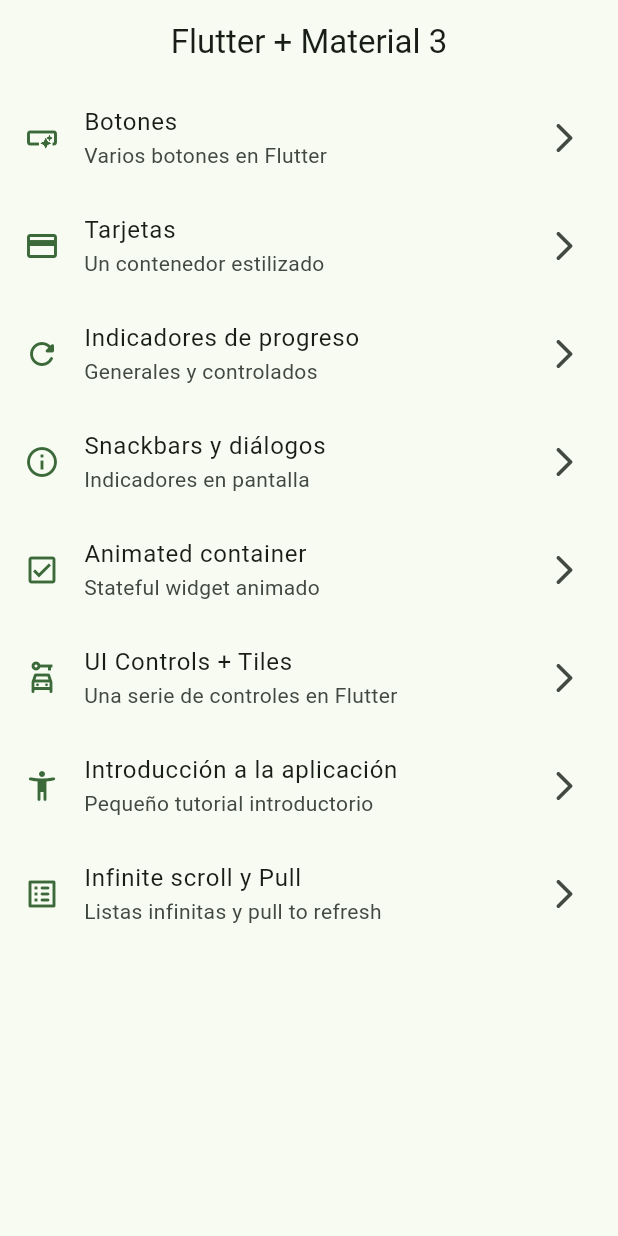
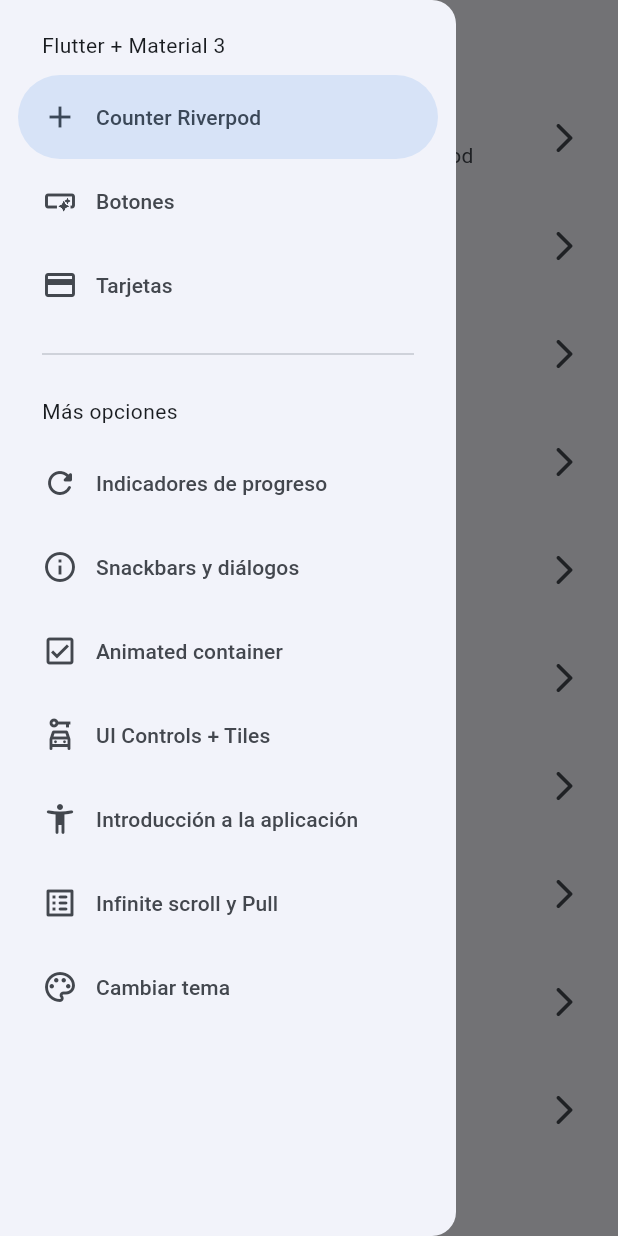
Before and after one commit to lucasgil1804/app_flutter_widgets, a Flutter app: the screen it shows after launch, with the side drawer open (before the commit the screen has no drawer), on a phone screen of 412 x 824 dp. Run offline on Flutter 3.47's test engine with Material 3 defaults, Android fonts, the phone set to English and light mode, and no system bars; our stand-ins replace animate_do, flutter_riverpod, go_router.

Commit message:
Antes de state notifier

```diff
--- a/lib/config/menu/menu_items.dart
+++ b/lib/config/menu/menu_items.dart
@@ -14,6 +14,11 @@ class MenuItems {
 }
 
 const appMenuItems = <MenuItems>[
+  MenuItems(
+      title: 'Counter Riverpod',
+      subTitle: 'Contador con gestor de estado Riverpod',
+      link: '/counter',
+      icon: Icons.add),
   MenuItems(
       title: 'Botones',
       subTitle: 'Varios botones en Flutter',
@@ -54,4 +59,10 @@ const appMenuItems = <MenuItems>[
       subTitle: 'Listas infinitas y pull to refresh',
       link: '/infinite',
       icon: Icons.list_alt_rounded),
+  MenuItems(
+      title: 'Cambiar tema',
+      subTitle: 'Cambiar tema de la aplicación',
+      link: '/theme-changer',
+      icon: Icons.color_lens_outlined)
+
 ];
--- a/lib/config/router/app_router.dart
+++ b/lib/config/router/app_router.dart
@@ -41,5 +41,13 @@ final appRouter = GoRouter(
       path: '/infinite',
       builder: (context, state) => InfiniteScrollScreen(),
     ),
+    GoRoute(
+      path: '/counter',
+      builder:(context, state) => CounterScreen(),
+    ),
+    GoRoute(
+      path: '/theme-changer',
+      builder: (context, state) => ThemeChangerScreen(),
+    )
   ],
 );
--- a/lib/config/theme/app_theme.dart
+++ b/lib/config/theme/app_theme.dart
@@ -13,12 +13,14 @@ const colorList = <Color>[
 
 class AppTheme {
   final int selectedColor;
+  final bool isDarkMode;
 
-  AppTheme({this.selectedColor = 0})
+  AppTheme({this.isDarkMode = false, this.selectedColor = 0})
       : assert(selectedColor >= 0, 'Selected color must be greater than 0');
 
   ThemeData getTheme() => ThemeData(
       useMaterial3: true,
+      brightness: isDarkMode ? Brightness.dark : Brightness.light,
       colorSchemeSeed: colorList[selectedColor],
       appBarTheme: AppBarTheme(centerTitle: true));
 }
--- a/lib/main.dart
+++ b/lib/main.dart
@@ -1,21 +1,36 @@
 import 'package:flutter/material.dart';
+import 'package:flutter_riverpod/flutter_riverpod.dart';
 import 'package:widgets_app/config/router/app_router.dart';
 import 'package:widgets_app/config/theme/app_theme.dart';
+import 'package:widgets_app/presentation/providers/theme_provider.dart';
 
 void main() {
-  runApp(const MainApp());
+
+  // runApp(const MainApp());
+
+  runApp(
+    // For widgets to be able to read providers, we need to wrap the entire
+    // application in a "ProviderScope" widget.
+    // This is where the state of our providers will be stored.
+    ProviderScope(
+      child: MainApp(),
+    ),
+  );
 }
 
-class MainApp extends StatelessWidget {
+class MainApp extends ConsumerWidget {
   const MainApp({super.key});
 
   @override
-  Widget build(BuildContext context) {
+  Widget build(BuildContext context, ref) {
+    final int selectedColor = ref.watch(selectedIndexColorProvider);
+    final bool isDarkMode = ref.watch(isDarkModeProvider);
+
     return MaterialApp.router(
       title: 'Flutter widgets',
       routerConfig: appRouter,
       debugShowCheckedModeBanner: false,
-      theme: AppTheme(selectedColor: 2).getTheme(),
+      theme: AppTheme(selectedColor: selectedColor, isDarkMode: isDarkMode).getTheme(),
     );
   }
 }
--- /dev/null
+++ b/lib/presentation/providers/counter_provider.dart
@@ -0,0 +1,3 @@
+import 'package:flutter_riverpod/flutter_riverpod.dart';
+
+final counterProvider = StateProvider((ref) => 5);
--- /dev/null
+++ b/lib/presentation/providers/theme_provider.dart
@@ -0,0 +1,9 @@
+// estado  isDarkModeProvider = boolean
+import 'package:flutter_riverpod/flutter_riverpod.dart';
+import 'package:widgets_app/config/theme/app_theme.dart';
+
+final isDarkModeProvider = StateProvider((ref) => false);
+
+final colorListprovider = Provider((ref) => colorList);
+
+final selectedIndexColorProvider = StateProvider((ref) => 0);
--- a/lib/presentation/screens/home/home_screen.dart
+++ b/lib/presentation/screens/home/home_screen.dart
@@ -1,17 +1,22 @@
 import 'package:flutter/material.dart';
 import 'package:go_router/go_router.dart';
 import 'package:widgets_app/config/menu/menu_items.dart';
+import 'package:widgets_app/presentation/widgets/side_menu.dart';
 
 class HomeScreen extends StatelessWidget {
   const HomeScreen({super.key});
 
   @override
   Widget build(BuildContext context) {
+    final scaffoldKey = GlobalKey<ScaffoldState>(); // para controlar el comportamiento del cierre del sidemenu
+
     return Scaffold(
+      key: scaffoldKey,
       appBar: AppBar(
         title: Text('Flutter + Material 3'),
       ),
       body: _HomeView(),
+      drawer: SideMenu(scaffoldKey: scaffoldKey,),
     );
   }
 }
--- a/lib/presentation/screens/screens.dart
+++ b/lib/presentation/screens/screens.dart
@@ -1,9 +1,11 @@
 export 'package:widgets_app/presentation/screens/animated/animated_screen.dart';
 export 'package:widgets_app/presentation/screens/app_tutorial/app_tutorial_screen.dart';
+export 'package:widgets_app/presentation/screens/buttons/buttons_screen.dart';
+export 'package:widgets_app/presentation/screens/cards/cards_screen.dart';
+export 'package:widgets_app/presentation/screens/counter/counter_screen.dart';
+export 'package:widgets_app/presentation/screens/home/home_screen.dart';
 export 'package:widgets_app/presentation/screens/infinite_scroll/infinite_scroll_screen.dart';
 export 'package:widgets_app/presentation/screens/progress/progress_screen.dart';
 export 'package:widgets_app/presentation/screens/snackbar/snackbar_screen.dart';
 export 'package:widgets_app/presentation/screens/ui_controls/ui_controls_screen.dart';
-export 'package:widgets_app/presentation/screens/buttons/buttons_screen.dart';
-export 'package:widgets_app/presentation/screens/cards/cards_screen.dart';
-export 'package:widgets_app/presentation/screens/home/home_screen.dart';
+export 'package:widgets_app/presentation/screens/theme_changer/theme_changer_screen.dart';
--- /dev/null
+++ b/lib/presentation/widgets/side_menu.dart
@@ -0,0 +1,43 @@
+import 'package:flutter/material.dart';
+import 'package:go_router/go_router.dart';
+import 'package:widgets_app/config/menu/menu_items.dart';
+
+class SideMenu extends StatefulWidget {
+  final GlobalKey<ScaffoldState> scaffoldKey; // para controlar el comportamiento del cierre del sidemenu
+
+  const SideMenu({super.key, required this.scaffoldKey});
+
+  @override
+  State<SideMenu> createState() => _SideMenuState();
+}
+
+class _SideMenuState extends State<SideMenu> {
+  int navDrawerIndex = 0;
+
+  @override
+  Widget build(BuildContext context) {
+    final hasNotch = MediaQuery.of(context).viewPadding.top > 35;
+
+    return NavigationDrawer(
+      selectedIndex: navDrawerIndex,
+      onDestinationSelected: (value) {
+        setState(() {
+          navDrawerIndex = value;
+        });
+
+        final menuItem = appMenuItems[value];
+        context.push(menuItem.link);
+        widget.scaffoldKey.currentState?.closeDrawer(); // cerrar el sidemenu cuando vuelva al home screen
+      },
+      children:[
+        Padding(padding: EdgeInsets.fromLTRB(28, hasNotch ? 5 : 20, 16, 10), child: Text('Flutter + Material 3')),
+          ...appMenuItems.sublist(0, 3).map((item) =>
+          NavigationDrawerDestination(icon: Icon(item.icon), label: Text(item.title)),),
+          Padding(padding: EdgeInsets.fromLTRB(28, 10, 28, 10), child: Divider(),),
+          Padding(padding: EdgeInsets.fromLTRB(28, 10, 28, 10), child: Text('Más opciones'),),
+          ...appMenuItems.sublist(3).map((item) =>
+          NavigationDrawerDestination(icon: Icon(item.icon), label: Text(item.title)),),
+      ],
+    );
+  }
+}
--- a/pubspec.yaml
+++ b/pubspec.yaml
@@ -11,6 +11,8 @@ dependencies:
     sdk: flutter
   go_router: ^15.0.0
   animate_do: ^4.2.0
+  flutter_riverpod: ^2.4.3
+
 
 dev_dependencies:
   flutter_test:
```
Also changed, not shown: lib/presentation/screens/counter/counter_screen.dart (added, +35 -0 lines), lib/presentation/screens/theme_changer/theme_changer_screen.dart (added, +59 -0 lines), pubspec.lock, 125 other files.
